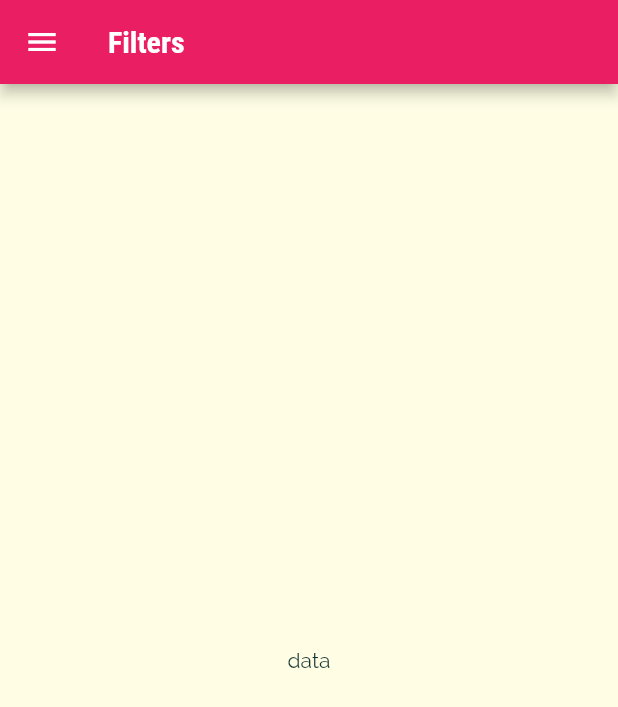
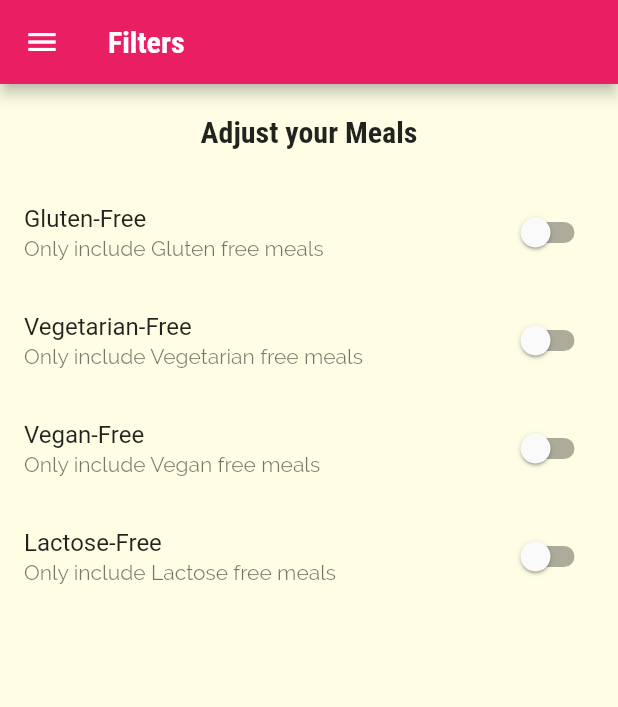
Before and after one commit to MostafaAmin0/Meal_App, a Flutter app: the FilterScreen screen opened by its route, on a phone screen of 412 x 824 dp. Shown: the top 707 px of the screen. Run offline on Flutter 3.47's test engine with Material 2 defaults, Android fonts, the phone set to English and light mode, and no system bars.

```diff
--- a/lib/screens/filter_screen.dart
+++ b/lib/screens/filter_screen.dart
@@ -1,4 +1,3 @@
-
 import 'package:flutter/material.dart';
 import 'package:meal_app/widgets/main_drawer.dart';
 
@@ -12,16 +11,88 @@ class FilterScreen extends StatefulWidget {
 }
 
 class _FilterScreenState extends State<FilterScreen> {
+  bool _isGlutenFree = false;
+  bool _isVegan = false;
+  bool _isVegetarian = false;
+  bool _isLactoseFree = false;
+
   @override
   Widget build(BuildContext context) {
     return Scaffold(
       appBar: AppBar(
         title: const Text('Filters'),
       ),
-      body: const Center(
-        child: Text('data'),
+      body: Column(
+        children: [
+          Padding(
+            padding: const EdgeInsets.all(20),
+            child: Text(
+              'Adjust your Meals',
+              style: Theme.of(context).textTheme.headline6,
+            ),
+          ),
+          Expanded(
+              child: ListView(
+            children: [
+              buildSwitch(
+                context,
+                _isGlutenFree,
+                'Gluten',
+                (newValue) {
+                  setState(() {
+                    _isGlutenFree = newValue;
+                  });
+                },
+              ),
+              buildSwitch(
+                context,
+                _isVegetarian,
+                'Vegetarian',
+                (newValue) {
+                  setState(() {
+                    _isVegetarian = newValue;
+                  });
+                },
+              ),
+              buildSwitch(
+                context,
+                _isVegan,
+                'Vegan',
+                (newValue) {
+                  setState(() {
+                    _isVegan = newValue;
+                  });
+                },
+              ),
+              buildSwitch(
+                context,
+                _isLactoseFree,
+                'Lactose',
+                (newValue) {
+                  setState(() {
+                    _isLactoseFree = newValue;
+                  });
+                },
+              ),
+            ],
+          ))
+        ],
       ),
       drawer: const MainDrawer(),
     );
   }
+
+  SwitchListTile buildSwitch(
+      BuildContext context, bool isActive, String title, Function changeState) {
+    return SwitchListTile(
+      value: isActive,
+      activeColor: Theme.of(context).colorScheme.primary,
+      activeTrackColor: Colors.pink[200],
+      title: Text('$title-Free'),
+      subtitle: Text('Only include $title free meals'),
+      onChanged: (newValue){
+        changeState(newValue);
+      },
+    );
+  }
 }
```
